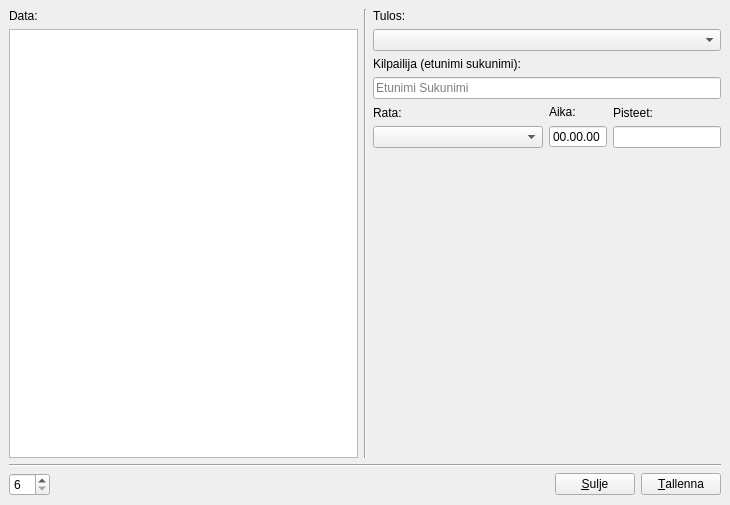
This is gui/form/tulosform.ui in alukichev/Tulospalvelu as Qt 5 draws it before an edit. The edited form follows.
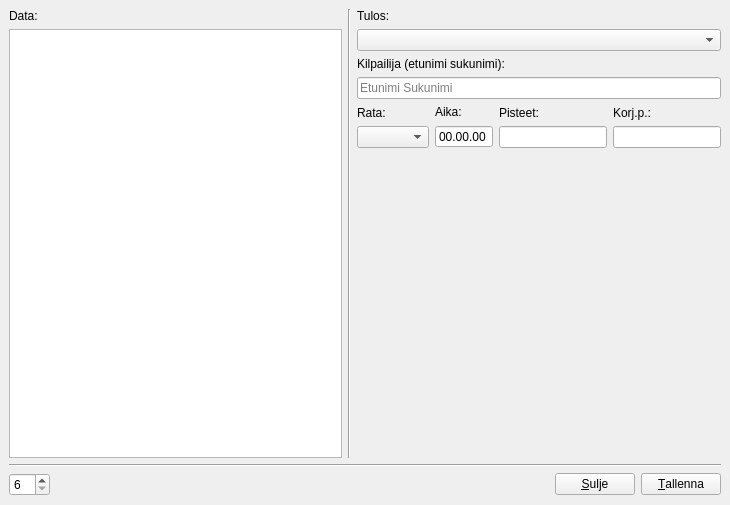
This is the edited form.

```diff
--- a/gui/form/tulosform.ui
+++ b/gui/form/tulosform.ui
@@ -94,7 +94,7 @@
             </layout>
            </item>
            <item>
-            <layout class="QHBoxLayout" name="horizontalLayout_2" stretch="1,0,0">
+            <layout class="QHBoxLayout" name="horizontalLayout_2" stretch="1,0,0,0">
              <item>
               <layout class="QVBoxLayout" name="verticalLayout_4">
                <item>
@@ -105,7 +105,14 @@
                 </widget>
                </item>
                <item>
-                <widget class="QComboBox" name="sarjaBox"/>
+                <widget class="QComboBox" name="sarjaBox">
+                 <property name="sizePolicy">
+                  <sizepolicy hsizetype="Expanding" vsizetype="Fixed">
+                   <horstretch>0</horstretch>
+                   <verstretch>0</verstretch>
+                  </sizepolicy>
+                 </property>
+                </widget>
                </item>
               </layout>
              </item>
@@ -144,6 +151,12 @@
                </item>
                <item>
                 <widget class="QLineEdit" name="pisteetEdit">
+                 <property name="sizePolicy">
+                  <sizepolicy hsizetype="Preferred" vsizetype="Fixed">
+                   <horstretch>0</horstretch>
+                   <verstretch>0</verstretch>
+                  </sizepolicy>
+                 </property>
                  <property name="readOnly">
                   <bool>true</bool>
                  </property>
@@ -151,6 +164,33 @@
                </item>
               </layout>
              </item>
+             <item>
+              <layout class="QVBoxLayout" name="pkorjLayout">
+               <item>
+                <widget class="QLabel" name="pkorjLabel">
+                 <property name="text">
+                  <string>Korj.p.:</string>
+                 </property>
+                </widget>
+               </item>
+               <item>
+                <widget class="QLineEdit" name="pkorjEdit">
+                 <property name="sizePolicy">
+                  <sizepolicy hsizetype="Preferred" vsizetype="Fixed">
+                   <horstretch>0</horstretch>
+                   <verstretch>0</verstretch>
+                  </sizepolicy>
+                 </property>
+                 <property name="inputMask">
+                  <string>#000</string>
+                 </property>
+                 <property name="maxLength">
+                  <number>4</number>
+                 </property>
+                </widget>
+               </item>
+              </layout>
+             </item>
             </layout>
            </item>
            <item>
```
